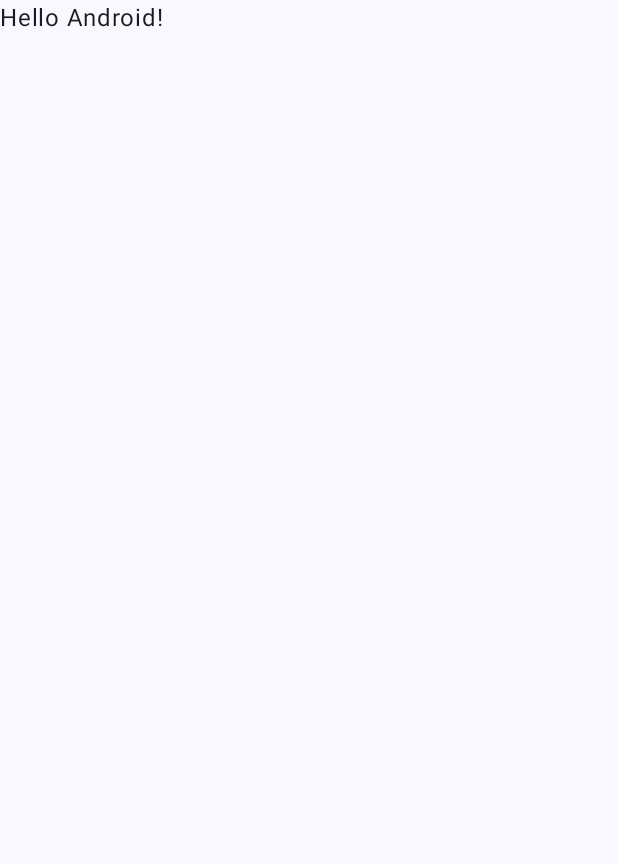
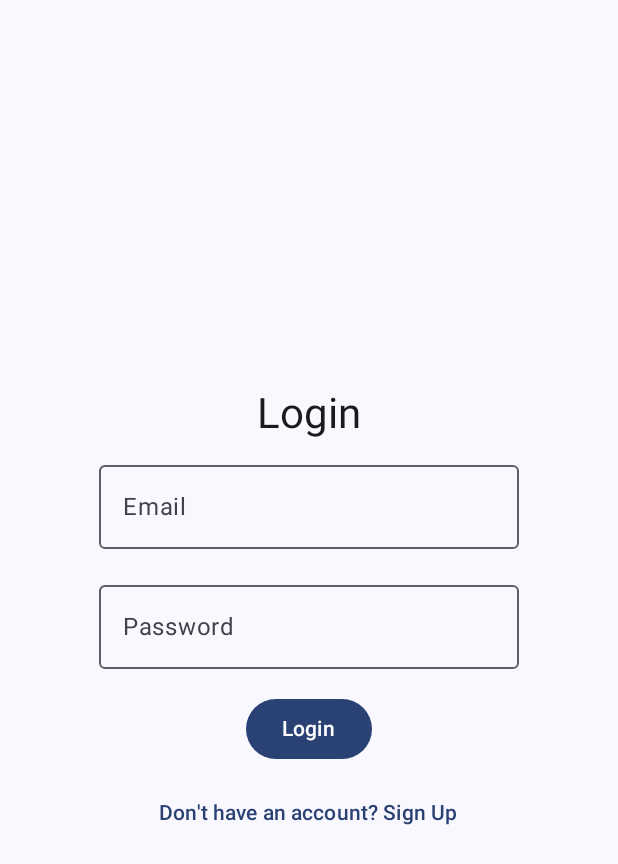
Before and after one commit to ronil2149/senior-services-app, an Android app built with Jetpack Compose: the screen it shows after launch (MainActivity), on a phone screen of 412 x 824 dp. Before the commit the part shown is almost empty. Shown: the top 864 px of the screen. Run offline under Robolectric (Android 15) with nearby library versions, the phone set to English and light mode, and no system bars.

Commit message:
Signup/Login

```diff
--- /dev/null
+++ b/app/src/main/java/com/example/seniorservicesapp/App.kt
@@ -0,0 +1,25 @@
+package com.example.seniorservicesapp
+
+import android.app.Application
+import android.content.Context
+import com.google.firebase.FirebaseApp
+
+class App : Application() {
+
+    override fun onCreate() {
+        super.onCreate()
+
+        // ✅ Force Firebase to initialize globally
+        FirebaseApp.initializeApp(this)
+
+        // ✅ Store global application context
+        instance = this
+    }
+
+    companion object {
+        lateinit var instance: App
+            private set
+    }
+
+    fun getContext(): Context = instance.applicationContext
+}
--- /dev/null
+++ b/app/src/main/java/com/example/seniorservicesapp/LoginScreen.kt
@@ -0,0 +1,86 @@
+package com.example.seniorservicesapp.ui
+
+import android.widget.Toast
+import androidx.compose.foundation.layout.Arrangement
+import androidx.compose.foundation.layout.Column
+import androidx.compose.foundation.layout.fillMaxSize
+import androidx.compose.foundation.layout.padding
+import androidx.compose.material3.Button
+import androidx.compose.material3.MaterialTheme
+import androidx.compose.material3.OutlinedTextField
+import androidx.compose.material3.Text
+import androidx.compose.material3.TextButton
+import androidx.compose.runtime.Composable
+import androidx.compose.runtime.getValue
+import androidx.compose.runtime.mutableStateOf
+import androidx.compose.runtime.remember
+import androidx.compose.runtime.setValue
+import androidx.compose.ui.Alignment
+import androidx.compose.ui.Modifier
+import androidx.compose.ui.platform.LocalContext
+import androidx.compose.ui.text.input.PasswordVisualTransformation
+import androidx.compose.ui.unit.dp
+import androidx.navigation.NavController
+import com.example.seniorservicesapp.AuthService
+
+@Composable
+fun LoginScreen(navController: NavController) {
+    val context = LocalContext.current
+    var email by remember { mutableStateOf("") }
+    var password by remember { mutableStateOf("") }
+    var isLoading by remember { mutableStateOf(false) }
+
+    Column(
+        modifier = Modifier.fillMaxSize(),
+        verticalArrangement = Arrangement.Center,
+        horizontalAlignment = Alignment.CenterHorizontally
+    ) {
+        Text(text = "Login", style = MaterialTheme.typography.headlineMedium)
+
+        OutlinedTextField(
+            value = email,
+            onValueChange = { email = it },
+            label = { Text("Email") },
+            modifier = Modifier.padding(8.dp)
+        )
+
+        OutlinedTextField(
+            value = password,
+            onValueChange = { password = it },
+            label = { Text("Password") },
+            visualTransformation = PasswordVisualTransformation(),
+            modifier = Modifier.padding(8.dp)
+        )
+
+        Button(
+            onClick = {
+                if (email.isBlank() || password.isBlank()) {
+                    Toast.makeText(context, "Please enter both email and password!", Toast.LENGTH_SHORT).show()
+                    return@Button
+                }
+
+                isLoading = true
+                AuthService.loginUser(email, password) { success, error, userRole ->
+                    isLoading = false
+                    if (success) {
+                        Toast.makeText(context, "Login Successful!", Toast.LENGTH_SHORT).show()
+                        if (userRole == "admin") {
+                            navController.navigate("admin_dashboard")
+                        } else {
+                            navController.navigate("dashboard")
+                        }
+                    } else {
+                        Toast.makeText(context, error ?: "Login failed!", Toast.LENGTH_SHORT).show()
+                    }
+                }
+            },
+            modifier = Modifier.padding(8.dp)
+        ) {
+            Text(text = if (isLoading) "Logging in..." else "Login")
+        }
+
+        TextButton(onClick = { navController.navigate("signup") }) {
+            Text("Don't have an account? Sign Up")
+        }
+    }
+}
--- a/app/src/main/java/com/example/seniorservicesapp/MainActivity.kt
+++ b/app/src/main/java/com/example/seniorservicesapp/MainActivity.kt
@@ -4,14 +4,22 @@ import android.os.Bundle
 import androidx.activity.ComponentActivity
 import androidx.activity.compose.setContent
 import androidx.activity.enableEdgeToEdge
+import androidx.compose.foundation.layout.PaddingValues
 import androidx.compose.foundation.layout.fillMaxSize
 import androidx.compose.foundation.layout.padding
 import androidx.compose.material3.Scaffold
-import androidx.compose.material3.Text
 import androidx.compose.runtime.Composable
 import androidx.compose.ui.Modifier
-import androidx.compose.ui.tooling.preview.Preview
+import androidx.navigation.NavHostController
+import androidx.navigation.compose.rememberNavController
+import androidx.navigation.compose.composable
+import androidx.navigation.compose.NavHost
+import com.example.seniorservicesapp.ui.AdminDashboardScreen
+import com.example.seniorservicesapp.ui.LoginScreen
+import com.example.seniorservicesapp.ui.SignupScreen
+import com.example.seniorservicesapp.ui.DashboardScreen
 import com.example.seniorservicesapp.ui.theme.SeniorServicesAppTheme
+import com.google.firebase.FirebaseApp
 
 class MainActivity : ComponentActivity() {
     override fun onCreate(savedInstanceState: Bundle?) {
@@ -19,11 +27,9 @@ class MainActivity : ComponentActivity() {
         enableEdgeToEdge()
         setContent {
             SeniorServicesAppTheme {
+                val navController = rememberNavController()
                 Scaffold(modifier = Modifier.fillMaxSize()) { innerPadding ->
-                    Greeting(
-                        name = "Android",
-                        modifier = Modifier.padding(innerPadding)
-                    )
+                    NavigationHost(navController, innerPadding)
                 }
             }
         }
@@ -31,17 +37,15 @@ class MainActivity : ComponentActivity() {
 }
 
 @Composable
-fun Greeting(name: String, modifier: Modifier = Modifier) {
-    Text(
-        text = "Hello $name!",
-        modifier = modifier
-    )
-}
-
-@Preview(showBackground = true)
-@Composable
-fun GreetingPreview() {
-    SeniorServicesAppTheme {
-        Greeting("Android")
+fun NavigationHost(navController: NavHostController, innerPadding: PaddingValues) {
+    NavHost(
+        navController,
+        startDestination = "login",
+        modifier = Modifier.padding(innerPadding)
+    ) {
+        composable("login") { LoginScreen(navController) }
+        composable("signup") { SignupScreen(navController) }
+        composable("dashboard") { DashboardScreen(navController) }
+        composable("admin_dashboard") { AdminDashboardScreen(navController) }
     }
 }
--- a/app/src/main/java/com/example/seniorservicesapp/ui/theme/Theme.kt
+++ b/app/src/main/java/com/example/seniorservicesapp/ui/theme/Theme.kt
@@ -45,7 +45,6 @@ fun SeniorServicesAppTheme(
         val context = LocalContext.current
         if (darkTheme) dynamicDarkColorScheme(context) else dynamicLightColorScheme(context)
       }
-
       darkTheme -> DarkColorScheme
       else -> LightColorScheme
     }
--- a/app/src/main/res/values/themes.xml
+++ b/app/src/main/res/values/themes.xml
@@ -1,5 +1,4 @@
 <?xml version="1.0" encoding="utf-8"?>
 <resources>
-
     <style name="Theme.SeniorServicesApp" parent="android:Theme.Material.Light.NoActionBar" />
 </resources>
--- a/gradle/libs.versions.toml
+++ b/gradle/libs.versions.toml
@@ -1,5 +1,7 @@
 [versions]
 agp = "8.8.0"
+googleServices = "4.4.2"
+gradle = "8.8.0"
 kotlin = "2.0.0"
 coreKtx = "1.10.1"
 junit = "4.13.2"
@@ -8,9 +10,12 @@ espressoCore = "3.5.1"
 lifecycleRuntimeKtx = "2.6.1"
 activityCompose = "1.8.0"
 composeBom = "2024.04.01"
+navigationCompose = "2.8.6"
 
 [libraries]
 androidx-core-ktx = { group = "androidx.core", name = "core-ktx", version.ref = "coreKtx" }
+google-services = { module = "com.google.gms:google-services", version.ref = "googleServices" }
+gradle = { module = "com.android.tools.build:gradle", version.ref = "gradle" }
 junit = { group = "junit", name = "junit", version.ref = "junit" }
 androidx-junit = { group = "androidx.test.ext", name = "junit", version.ref = "junitVersion" }
 androidx-espresso-core = { group = "androidx.test.espresso", name = "espresso-core", version.ref = "espressoCore" }
@@ -24,6 +29,7 @@ androidx-ui-tooling-preview = { group = "androidx.compose.ui", name = "ui-toolin
 androidx-ui-test-manifest = { group = "androidx.compose.ui", name = "ui-test-manifest" }
 androidx-ui-test-junit4 = { group = "androidx.compose.ui", name = "ui-test-junit4" }
 androidx-material3 = { group = "androidx.compose.material3", name = "material3" }
+androidx-navigation-compose = { group = "androidx.navigation", name = "navigation-compose", version.ref = "navigationCompose" }
 
 [plugins]
 android-application = { id = "com.android.application", version.ref = "agp" }
```
Also changed, not shown: app/build.gradle.kts (+8 -2 lines), app/src/main/AndroidManifest.xml (+5 -4 lines), app/src/main/java/com/example/seniorservicesapp/AdminDashboardScreen.kt (added, +29 -0 lines), app/src/main/java/com/example/seniorservicesapp/AuthService.kt (added, +79 -0 lines), app/src/main/java/com/example/seniorservicesapp/SignupScreen.kt (added, +79 -0 lines), build.gradle.kts (+12 -5 lines), app/src/main/java/com/example/seniorservicesapp/DashboardScreen.kt (added). Lines whose indentation alone changed are shown as unchanged.
